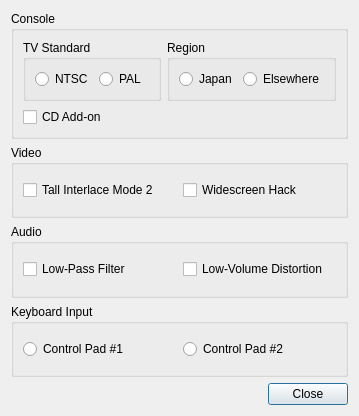
This is qt/dialogs/options.ui in Clownacy/clownmdemu-frontend as Qt 5 draws it before an edit. The edited form follows.
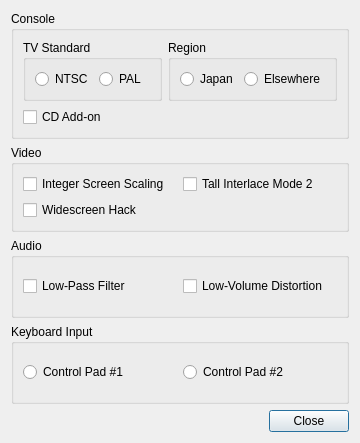
This is the edited form.

Commit message: Qt: Implement integer screen scaling.

Diff of the .ui file:
```diff
--- a/qt/dialogs/options.ui
+++ b/qt/dialogs/options.ui
@@ -6,8 +6,8 @@
    <rect>
     <x>0</x>
     <y>0</y>
-    <width>359</width>
-    <height>416</height>
+    <width>360</width>
+    <height>443</height>
    </rect>
   </property>
   <property name="windowTitle">
@@ -19,23 +19,21 @@
      <property name="title">
       <string>Console</string>
      </property>
-     <layout class="QVBoxLayout" name="verticalLayout_3">
-      <item>
-       <layout class="QHBoxLayout" name="horizontalLayout_5">
-        <item>
+     <layout class="QGridLayout" name="gridLayout_4">
+      <item row="0" column="0">
          <widget class="QGroupBox" name="tvStandard">
           <property name="title">
            <string>TV Standard</string>
           </property>
-          <layout class="QHBoxLayout" name="horizontalLayout_3">
-           <item>
+        <layout class="QGridLayout" name="gridLayout_5">
+         <item row="0" column="0">
             <widget class="QRadioButton" name="ntsc">
              <property name="text">
               <string>NTSC</string>
              </property>
             </widget>
            </item>
-           <item>
+         <item row="0" column="1">
             <widget class="QRadioButton" name="pal">
              <property name="text">
               <string>PAL</string>
@@ -45,20 +43,27 @@
           </layout>
          </widget>
         </item>
-        <item>
+      <item row="1" column="0">
+       <widget class="QCheckBox" name="cdAddon">
+        <property name="text">
+         <string>CD Add-on</string>
+        </property>
+       </widget>
+      </item>
+      <item row="0" column="1">
          <widget class="QGroupBox" name="region">
           <property name="title">
            <string>Region</string>
           </property>
-          <layout class="QHBoxLayout" name="horizontalLayout_4">
-           <item>
+        <layout class="QGridLayout" name="gridLayout_6">
+         <item row="0" column="0">
             <widget class="QRadioButton" name="japan">
              <property name="text">
               <string>Japan</string>
              </property>
             </widget>
            </item>
-           <item>
+         <item row="0" column="1">
             <widget class="QRadioButton" name="elsewhere">
              <property name="text">
               <string>Elsewhere</string>
@@ -69,15 +74,6 @@
          </widget>
         </item>
        </layout>
-      </item>
-      <item>
-       <widget class="QCheckBox" name="cdAddon">
-        <property name="text">
-         <string>CD Add-on</string>
-        </property>
-       </widget>
-      </item>
-     </layout>
     </widget>
    </item>
    <item>
@@ -85,21 +81,28 @@
      <property name="title">
       <string>Video</string>
      </property>
-     <layout class="QHBoxLayout" name="horizontalLayout_2">
-      <item>
-       <widget class="QCheckBox" name="tallInterlaceMode2">
-        <property name="text">
-         <string>Tall Interlace Mode 2</string>
-        </property>
-       </widget>
-      </item>
-      <item>
+     <layout class="QGridLayout" name="gridLayout">
+      <item row="1" column="0">
        <widget class="QCheckBox" name="widescreenHack">
         <property name="text">
          <string>Widescreen Hack</string>
         </property>
        </widget>
       </item>
+      <item row="0" column="0">
+       <widget class="QCheckBox" name="integerScreenScaling">
+        <property name="text">
+         <string>Integer Screen Scaling</string>
+        </property>
+       </widget>
+      </item>
+      <item row="0" column="1">
+       <widget class="QCheckBox" name="tallInterlaceMode2">
+        <property name="text">
+         <string>Tall Interlace Mode 2</string>
+        </property>
+       </widget>
+      </item>
      </layout>
     </widget>
    </item>
@@ -108,15 +111,15 @@
      <property name="title">
       <string>Audio</string>
      </property>
-     <layout class="QHBoxLayout" name="horizontalLayout">
-      <item>
+     <layout class="QGridLayout" name="gridLayout_2">
+      <item row="0" column="0">
        <widget class="QCheckBox" name="lowPassFilter">
         <property name="text">
          <string>Low-Pass Filter</string>
         </property>
        </widget>
       </item>
-      <item>
+      <item row="0" column="1">
        <widget class="QCheckBox" name="lowVolumeDistortion">
         <property name="text">
          <string>Low-Volume Distortion</string>
@@ -131,15 +134,15 @@
      <property name="title">
       <string>Keyboard Input</string>
      </property>
-     <layout class="QHBoxLayout" name="horizontalLayout_6">
-      <item>
+     <layout class="QGridLayout" name="gridLayout_3">
+      <item row="0" column="0">
        <widget class="QRadioButton" name="controlPad1">
         <property name="text">
          <string>Control Pad #1</string>
         </property>
        </widget>
       </item>
-      <item>
+      <item row="0" column="1">
        <widget class="QRadioButton" name="controlPad2">
         <property name="text">
          <string>Control Pad #2</string>
```
Lines whose indentation alone changed are shown as unchanged. The commit also changes 3 other files.
